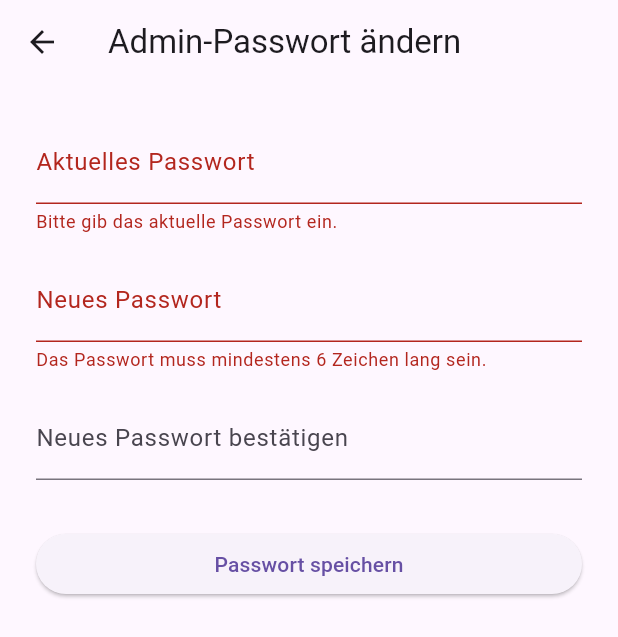
After one commit to publicnevs2/cluemaster, a Flutter app: the AdminChangePasswordScreen screen opened directly, after a tap on "Passwort speichern", on a phone screen of 412 x 824 dp. The commit adds this screen. Shown: the top 637 px of the screen. Run offline on Flutter 3.47's test engine with Material 3 defaults, Android fonts, the phone set to English and light mode, and no system bars; our stand-ins replace image_picker, just_audio, video_player; missing offline and left inert: mobile_scanner, record.

Commit message:
Admin Passwort ändernfunktion

```diff
--- /dev/null
+++ b/lib/features/admin/admin_change_password_screen.dart
@@ -0,0 +1,148 @@
+// ============================================================
+// SECTION: Imports
+// ============================================================
+import 'package:flutter/material.dart';
+import '../../core/services/clue_service.dart';
+
+// ============================================================
+// SECTION: AdminChangePasswordScreen Widget
+// ============================================================
+class AdminChangePasswordScreen extends StatefulWidget {
+  const AdminChangePasswordScreen({super.key});
+
+  @override
+  State<AdminChangePasswordScreen> createState() =>
+      _AdminChangePasswordScreenState();
+}
+
+// ============================================================
+// SECTION: State-Klasse
+// ============================================================
+class _AdminChangePasswordScreenState
+    extends State<AdminChangePasswordScreen> {
+  // ============================================================
+  // SECTION: State & Controller
+  // ============================================================
+
+  // GlobalKey zur Validierung des Formulars.
+  final _formKey = GlobalKey<FormState>();
+
+  // Controller für die Eingabefelder.
+  final _currentPasswordController = TextEditingController();
+  final _newPasswordController = TextEditingController();
+  final _confirmPasswordController = TextEditingController();
+
+  // Instanz des Services, um das Passwort zu speichern und zu laden.
+  final _clueService = ClueService();
+
+  // ============================================================
+  // SECTION: Logik
+  // ============================================================
+
+  /// Speichert das neue Passwort, wenn alle Validierungen erfolgreich sind.
+  Future<void> _changePassword() async {
+    // 1. Führe die synchrone Formularvalidierung durch (neues Passwort, Bestätigung etc.).
+    if (!_formKey.currentState!.validate()) {
+      return; // Beenden, wenn das Formular ungültig ist.
+    }
+
+    // 2. Lade das gespeicherte Passwort.
+    final storedPassword = await _clueService.loadAdminPassword();
+    final currentPassword = _currentPasswordController.text.trim();
+
+    // 3. Prüfe, ob das eingegebene aktuelle Passwort korrekt ist.
+    if (currentPassword != storedPassword) {
+      // Zeige eine Fehlermeldung an, wenn das Passwort falsch ist.
+      // Der 'mounted'-Check ist eine Sicherheitsmaßnahme in async-Methoden.
+      if (!mounted) return;
+      ScaffoldMessenger.of(context).showSnackBar(
+        const SnackBar(
+          content: Text('Das aktuelle Passwort ist nicht korrekt.'),
+          backgroundColor: Colors.red,
+        ),
+      );
+      return; // Beenden, wenn das Passwort nicht stimmt.
+    }
+
+    // 4. Wenn alles korrekt ist, speichere das neue Passwort.
+    await _clueService.saveAdminPassword(_newPasswordController.text.trim());
+
+    // Zeige eine Erfolgsmeldung an und schließe den Bildschirm.
+    if (!mounted) return;
+    ScaffoldMessenger.of(context).showSnackBar(
+      const SnackBar(
+        content: Text('Passwort erfolgreich geändert!'),
+        backgroundColor: Colors.green,
+      ),
+    );
+    Navigator.pop(context);
+  }
+
+  // ============================================================
+  // SECTION: UI-Aufbau (build-Methode)
+  // ============================================================
+  @override
+  Widget build(BuildContext context) {
+    return Scaffold(
+      appBar: AppBar(title: const Text('Admin-Passwort ändern')),
+      body: Form(
+        key: _formKey,
+        child: ListView(
+          padding: const EdgeInsets.all(24),
+          children: [
+            // Eingabefeld für das aktuelle Passwort
+            TextFormField(
+              controller: _currentPasswordController,
+              obscureText: true,
+              decoration: const InputDecoration(labelText: 'Aktuelles Passwort'),
+              // Der Validator prüft jetzt nur noch, ob das Feld leer ist.
+              // Die eigentliche Passwort-Prüfung erfolgt in _changePassword.
+              validator: (value) {
+                if (value == null || value.isEmpty) {
+                  return 'Bitte gib das aktuelle Passwort ein.';
+                }
+                return null;
+              },
+            ),
+            const SizedBox(height: 16),
+
+            // Eingabefeld für das neue Passwort
+            TextFormField(
+              controller: _newPasswordController,
+              obscureText: true,
+              decoration: const InputDecoration(labelText: 'Neues Passwort'),
+              validator: (value) {
+                if (value == null || value.length < 6) {
+                  return 'Das Passwort muss mindestens 6 Zeichen lang sein.';
+                }
+                return null;
+              },
+            ),
+            const SizedBox(height: 16),
+
+            // Eingabefeld zur Bestätigung des neuen Passworts
+            TextFormField(
+              controller: _confirmPasswordController,
+              obscureText: true,
+              decoration:
+                  const InputDecoration(labelText: 'Neues Passwort bestätigen'),
+              validator: (value) {
+                if (value != _newPasswordController.text) {
+                  return 'Die Passwörter stimmen nicht überein.';
+                }
+                return null;
+              },
+            ),
+            const SizedBox(height: 32),
+
+            // Speicher-Button
+            ElevatedButton(
+              onPressed: _changePassword,
+              child: const Text('Passwort speichern'),
+            ),
+          ],
+        ),
+      ),
+    );
+  }
+}
--- a/pubspec.yaml
+++ b/pubspec.yaml
@@ -24,6 +24,7 @@ dependencies:
 
   # NEUES PAKET FÜR VIDEOS
   video_player: ^2.8.6
+  intl: ^0.20.2
 
 
 dev_dependencies:
```
Also changed, not shown: lib/core/services/clue_service.dart (+72 -10 lines), lib/features/admin/admin_dashboard_screen.dart (+41 -18 lines), lib/features/admin/admin_login_screen.dart (+46 -5 lines), pubspec.lock.
